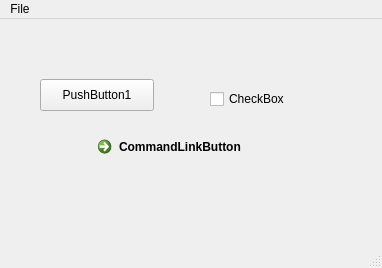
First picture: the form in mainwindow.ui, repository RCramiro/hwk1, before the edit.
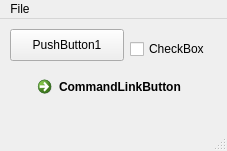
Second picture: the form after the edit.

The edit to the form file:
```diff
--- a/mainwindow.ui
+++ b/mainwindow.ui
@@ -6,8 +6,8 @@
    <rect>
     <x>0</x>
     <y>0</y>
-    <width>382</width>
-    <height>268</height>
+    <width>227</width>
+    <height>151</height>
    </rect>
   </property>
   <property name="windowTitle">
@@ -17,8 +17,8 @@
    <widget class="QPushButton" name="pushButton">
     <property name="geometry">
      <rect>
-      <x>40</x>
-      <y>60</y>
+      <x>10</x>
+      <y>10</y>
       <width>114</width>
       <height>32</height>
      </rect>
@@ -30,9 +30,9 @@
    <widget class="QCheckBox" name="checkBox">
     <property name="geometry">
      <rect>
-      <x>210</x>
-      <y>70</y>
-      <width>85</width>
+      <x>130</x>
+      <y>20</y>
+      <width>101</width>
       <height>20</height>
      </rect>
     </property>
@@ -43,8 +43,8 @@
    <widget class="QCommandLinkButton" name="commandLinkButton">
     <property name="geometry">
      <rect>
-      <x>90</x>
-      <y>110</y>
+      <x>30</x>
+      <y>50</y>
       <width>179</width>
       <height>41</height>
      </rect>
@@ -60,7 +60,7 @@
     <rect>
      <x>0</x>
      <y>0</y>
-     <width>382</width>
+     <width>227</width>
      <height>19</height>
     </rect>
    </property>
```
